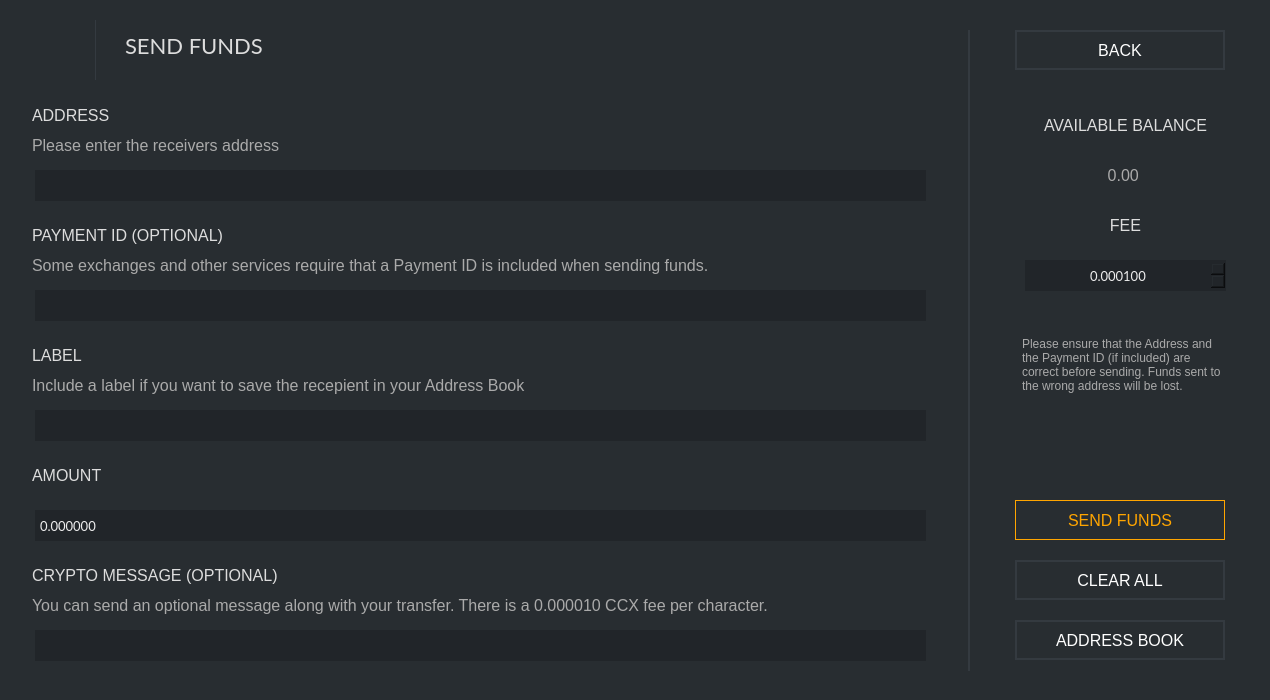
This is src/gui/ui/sendframe.ui in ConcealNetwork/conceal-desktop as Qt 5 draws it before an edit. The edited form follows.
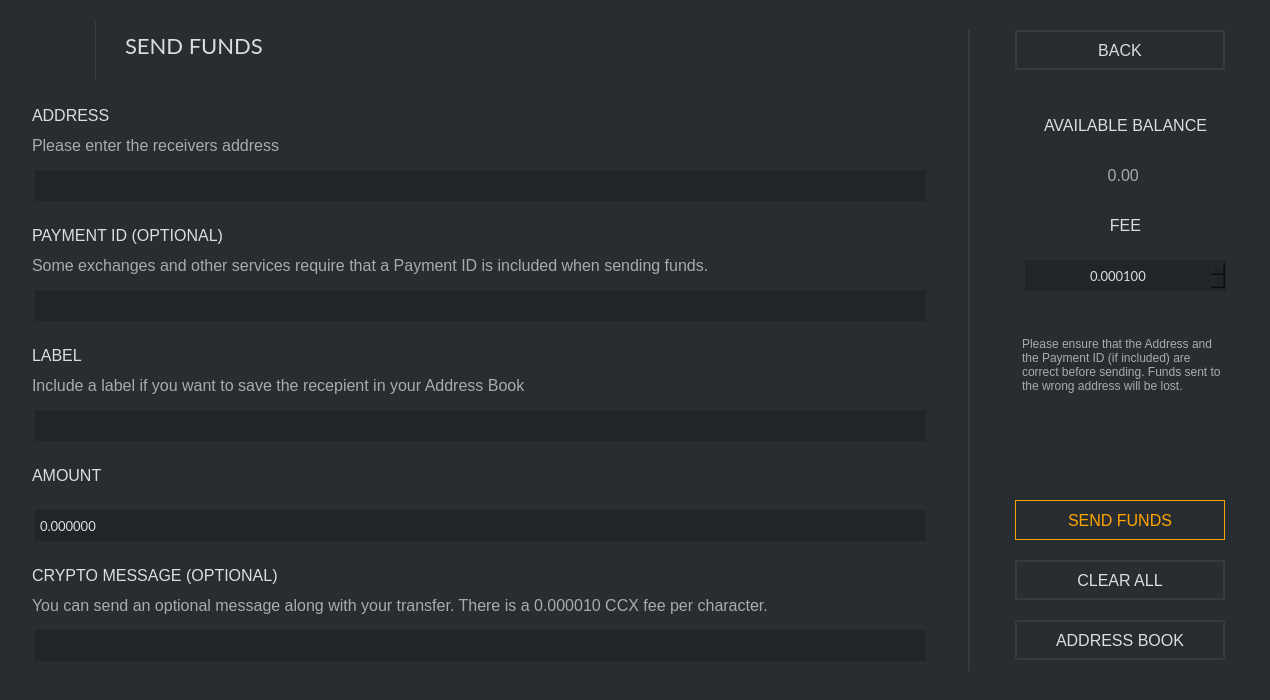
This is the edited form. Icons and pictures are not drawn.

Patch:
```diff
--- a/src/gui/ui/sendframe.ui
+++ b/src/gui/ui/sendframe.ui
@@ -26,7 +26,7 @@
    <string>Frame</string>
   </property>
   <property name="styleSheet">
-   <string notr="true">border: 0px; background-color: #282d31; color: #eee;</string>
+   <string notr="true">border: 0px; background-color: #282d31; color: #ddd;</string>
   </property>
   <property name="frameShape">
    <enum>QFrame::StyledPanel</enum>
@@ -118,7 +118,7 @@
        </font>
       </property>
       <property name="styleSheet">
-       <string notr="true">color: white; border: 2px solid #343a40; font-size: 16px;</string>
+       <string notr="true">color: #ddd; border: 2px solid #343a40; font-size: 16px;</string>
       </property>
       <property name="text">
        <string>BACK</string>
@@ -425,7 +425,7 @@
         </font>
        </property>
        <property name="styleSheet">
-        <string notr="true">color: white; border: 2px solid #343a40; font-size: 16px;</string>
+        <string notr="true">color: #ddd; border: 2px solid #343a40; font-size: 16px;</string>
        </property>
        <property name="text">
         <string>CLEAR ALL</string>
@@ -580,7 +580,7 @@
         </font>
        </property>
        <property name="styleSheet">
-        <string notr="true">color: white; border: 2px solid #343a40; font-size: 16px;</string>
+        <string notr="true">color: #ddd; border: 2px solid #343a40; font-size: 16px;</string>
        </property>
        <property name="text">
         <string>ADDRESS BOOK</string>
```
